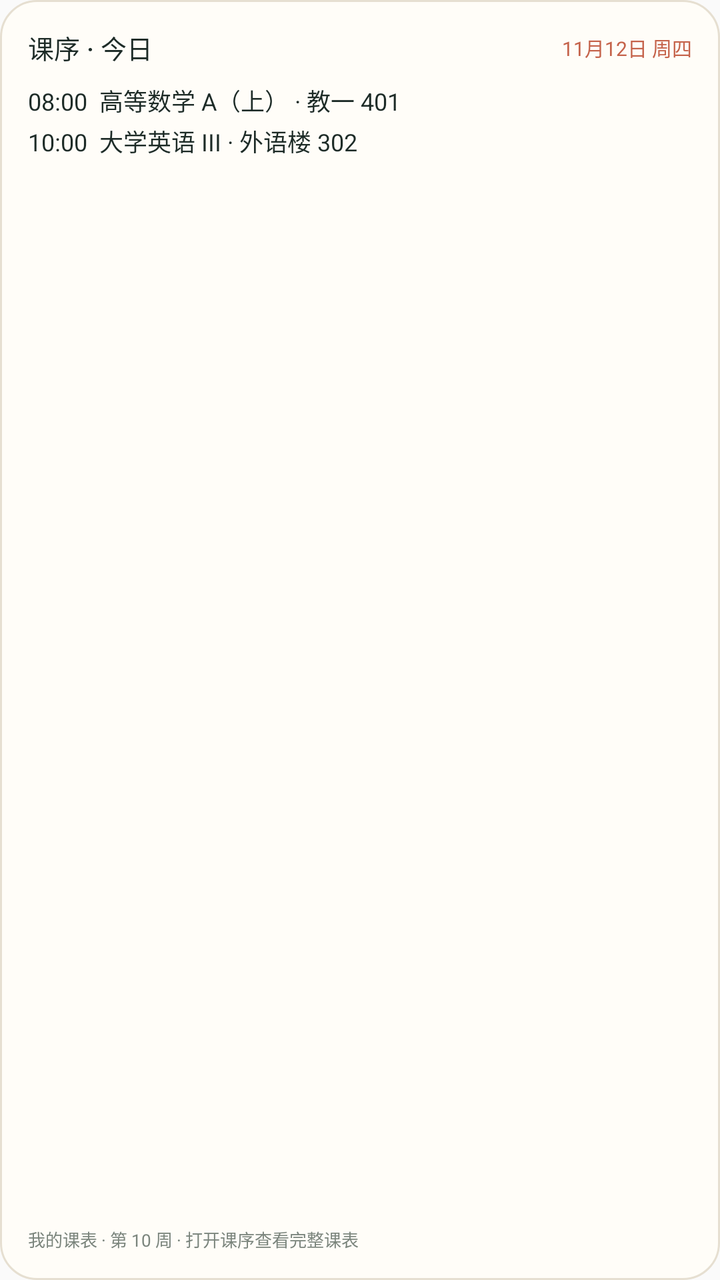
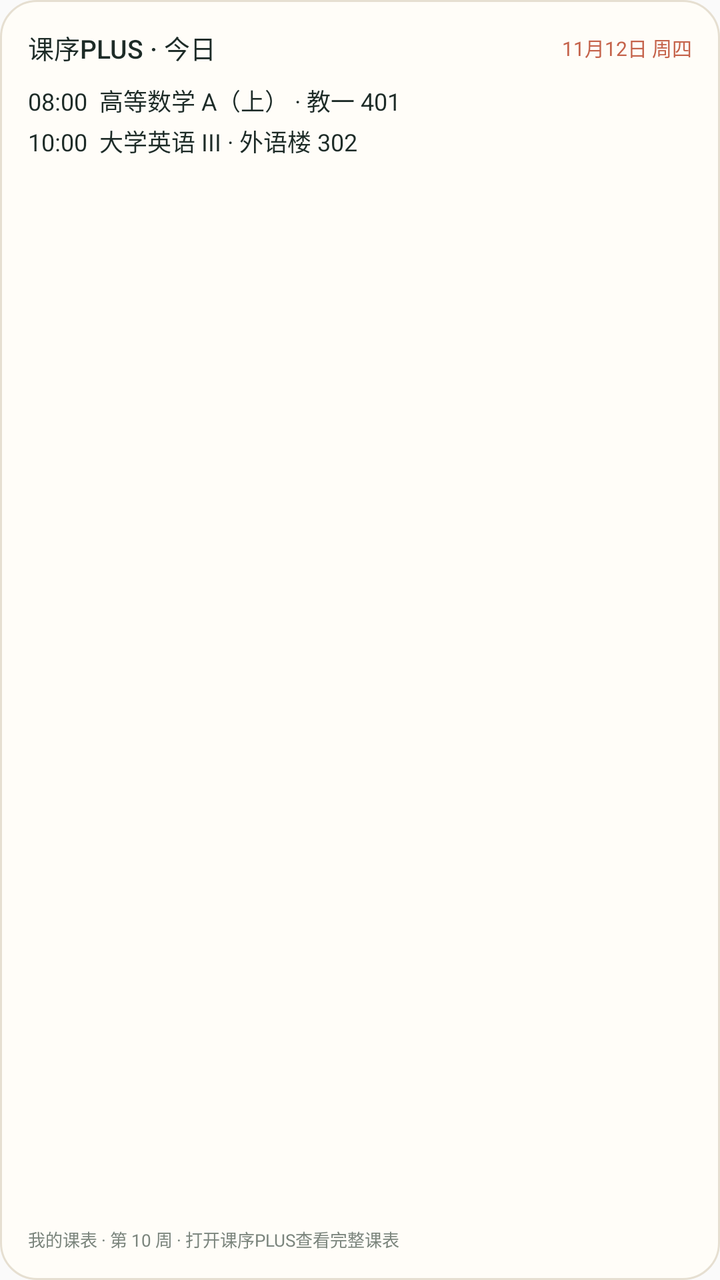

Screens rendered from an Android XML layout before and after an edit, with the pre-edit source and the edit as a unified diff.
<!-- AndroidManifest.xml: application theme AppTheme -->
<!-- res/layout/classflow_widget.xml -->
<?xml version="1.0" encoding="utf-8"?>
<LinearLayout xmlns:android="http://schemas.android.com/apk/res/android"
    android:id="@+id/widget_root"
    android:layout_width="match_parent"
    android:layout_height="match_parent"
    android:background="@drawable/classflow_widget_bg"
    android:orientation="vertical"
    android:padding="14dp">

    <LinearLayout
        android:layout_width="match_parent"
        android:layout_height="wrap_content"
        android:gravity="center_vertical"
        android:orientation="horizontal">

        <TextView
            android:id="@+id/widget_title"
            android:layout_width="0dp"
            android:layout_height="wrap_content"
            android:layout_weight="1"
            android:fontFamily="sans-serif-medium"
            android:text="课序 · 今日"
            android:textColor="#1d2b27"
            android:textSize="13sp" />

        <TextView
            android:id="@+id/widget_date"
            android:layout_width="wrap_content"
            android:layout_height="wrap_content"
            android:fontFamily="sans-serif"
            android:text="11月12日 周四"
            android:textColor="#c5634b"
            android:textSize="10sp" />
    </LinearLayout>

    <TextView
        android:id="@+id/widget_body"
        android:layout_width="match_parent"
        android:layout_height="0dp"
        android:layout_weight="1"
        android:layout_marginTop="8dp"
        android:ellipsize="end"
        android:fontFamily="sans-serif"
        android:lineSpacingExtra="3dp"
        android:maxLines="5"
        android:text="08:00  高等数学 A（上） · 教一 401&#10;10:00  大学英语 III · 外语楼 302"
        android:textColor="#1d2b27"
        android:textSize="12sp" />

    <TextView
        android:id="@+id/widget_hint"
        android:layout_width="match_parent"
        android:layout_height="wrap_content"
        android:layout_marginTop="6dp"
        android:fontFamily="sans-serif"
        android:text="我的课表 · 第 10 周 · 打开课序查看完整课表"
        android:textColor="#7b857d"
        android:textSize="8.5sp" />
</LinearLayout>
<!-- resources referenced by this layout -->
<resources>
  <!-- drawable classflow_widget_bg (drawable) -->
  <?xml version="1.0" encoding="utf-8"?>
  <shape xmlns:android="http://schemas.android.com/apk/res/android"
      android:shape="rectangle">
      <solid android:color="#fffdf8" />
      <corners android:radius="18dp" />
      <stroke
          android:width="1dp"
          android:color="#e6dfd1" />
  </shape>
  <style name="AppTheme" parent="Theme.AppCompat.Light.DarkActionBar">
          
          <item name="colorPrimary">@color/colorPrimary</item>
          <item name="colorPrimaryDark">@color/colorPrimaryDark</item>
          <item name="colorAccent">@color/colorAccent</item>
      </style>
</resources>

<!-- the commit's change to res/layout/classflow_widget.xml (unified diff, before → after) -->
@@ -19,7 +19,7 @@
             android:layout_height="wrap_content"
             android:layout_weight="1"
             android:fontFamily="sans-serif-medium"
-            android:text="课序 · 今日"
+            android:text="课序PLUS · 今日"
             android:textColor="#1d2b27"
             android:textSize="13sp" />
 
@@ -53,7 +53,7 @@
         android:layout_height="wrap_content"
         android:layout_marginTop="6dp"
         android:fontFamily="sans-serif"
-        android:text="我的课表 · 第 10 周 · 打开课序查看完整课表"
+        android:text="我的课表 · 第 10 周 · 打开课序PLUS查看完整课表"
         android:textColor="#7b857d"
         android:textSize="8.5sp" />
 </LinearLayout>
